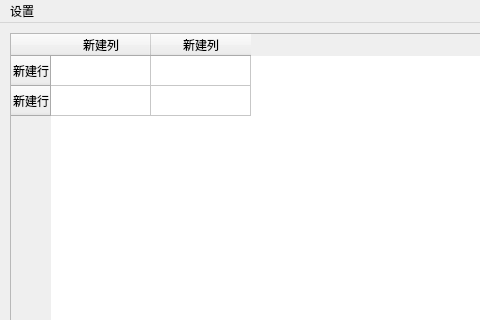
This is MainWindow.ui in CCA2878/Prepar3DTools as Qt 5 draws it before an edit; both pictures show x 0 to 480 and y 0 to 320 of the 783 by 510 pixel window. The edited form follows.
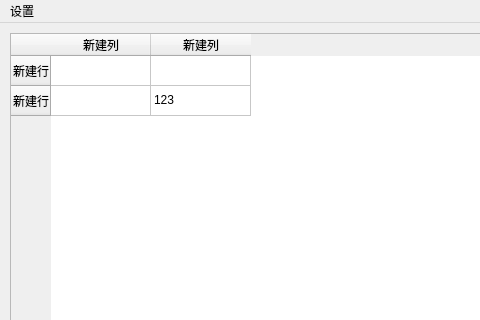
This is the edited form.

Diff of the .ui file:
```diff
--- a/MainWindow.ui
+++ b/MainWindow.ui
@@ -61,6 +61,11 @@
       <string>新建列</string>
      </property>
     </column>
+    <item row="1" column="1">
+     <property name="text">
+      <string>123</string>
+     </property>
+    </item>
    </widget>
   </widget>
   <widget class="QMenuBar" name="menubar">
```
